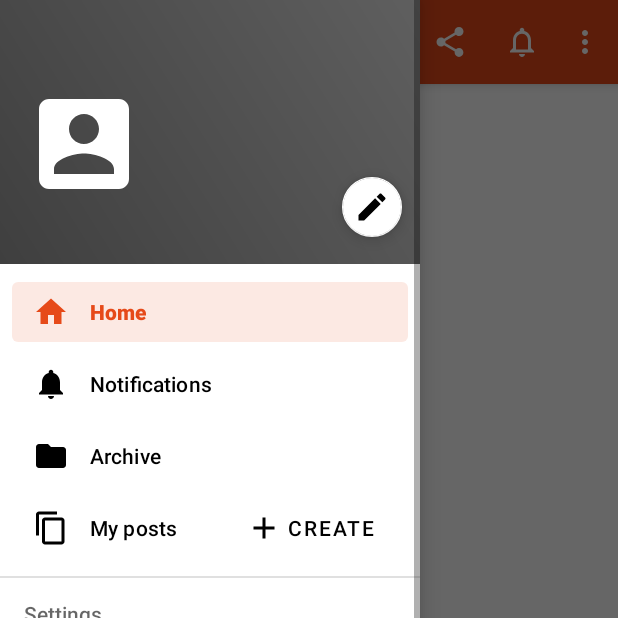
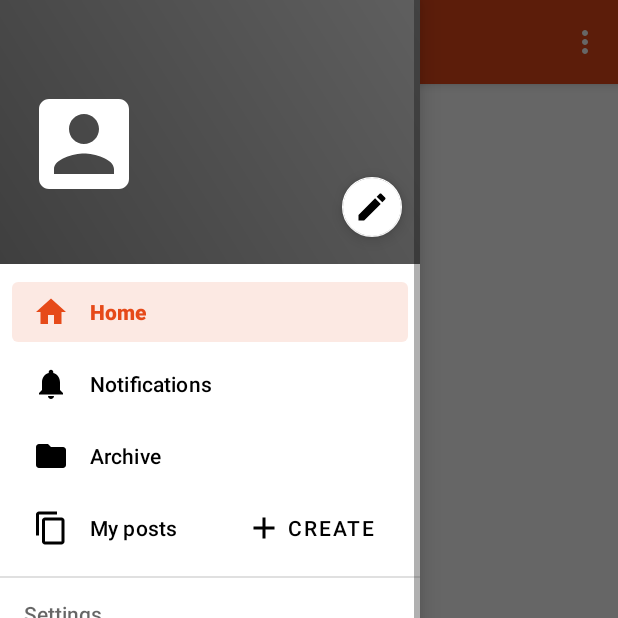
Before and after one commit to fyreplace/wildfyre-client-android, an Android app: the HomeFragment screen opened through its navigation route, with the side drawer open, on a phone screen of 412 x 824 dp, the top half of it. Run offline under Robolectric (Android 15) with nearby library versions, the phone set to English and light mode, and no system bars; our stand-ins replace data binding, navigation-ui; libraries missing offline, so code that uses them is left out: ru.noties.markwon; network calls fail; pictures from the network do not load; 26 statements that could not run were skipped.

```diff
--- a/app/src/main/java/net/wildfyre/client/ui/fragments/HomeFragment.kt
+++ b/app/src/main/java/net/wildfyre/client/ui/fragments/HomeFragment.kt
@@ -3,6 +3,7 @@ package net.wildfyre.client.ui.fragments
 import android.content.Context
 import android.view.Menu
 import android.view.MenuInflater
+import android.view.MenuItem
 import android.view.View
 import androidx.core.view.forEach
 import androidx.lifecycle.Observer
@@ -62,5 +63,14 @@ class HomeFragment : PostFragment(), AreaSelectingFragment {
             })
 
         super<PostFragment>.onCreateOptionsMenu(menu, inflater)
+        val showAsAction =
+            if (resources.getBoolean(R.bool.home_show_menu))
+                MenuItem.SHOW_AS_ACTION_IF_ROOM
+            else
+                MenuItem.SHOW_AS_ACTION_NEVER
+
+        for (id in setOf(R.id.action_area_selector, R.id.action_share, R.id.action_subscribe)) {
+            menu.findItem(id).setShowAsAction(showAsAction or MenuItem.SHOW_AS_ACTION_COLLAPSE_ACTION_VIEW)
+        }
     }
 }
--- a/app/src/main/res/values-w480dp/data.xml
+++ b/app/src/main/res/values-w480dp/data.xml
@@ -1,5 +1,6 @@
 <?xml version="1.0" encoding="utf-8"?>
 <resources>
+    <bool name="home_show_menu">true</bool>
     <integer name="post_preview_span_count">3</integer>
     <integer name="post_preview_load_page_size">18</integer>
 </resources>
--- a/app/src/main/res/values/data.xml
+++ b/app/src/main/res/values/data.xml
@@ -5,6 +5,7 @@
         <item>@string/theme_light</item>
         <item>@string/theme_dark</item>
     </string-array>
+    <bool name="home_show_menu">false</bool>
     <integer name="post_preview_span_count">2</integer>
     <integer name="post_preview_load_page_size">16</integer>
 </resources>
```
